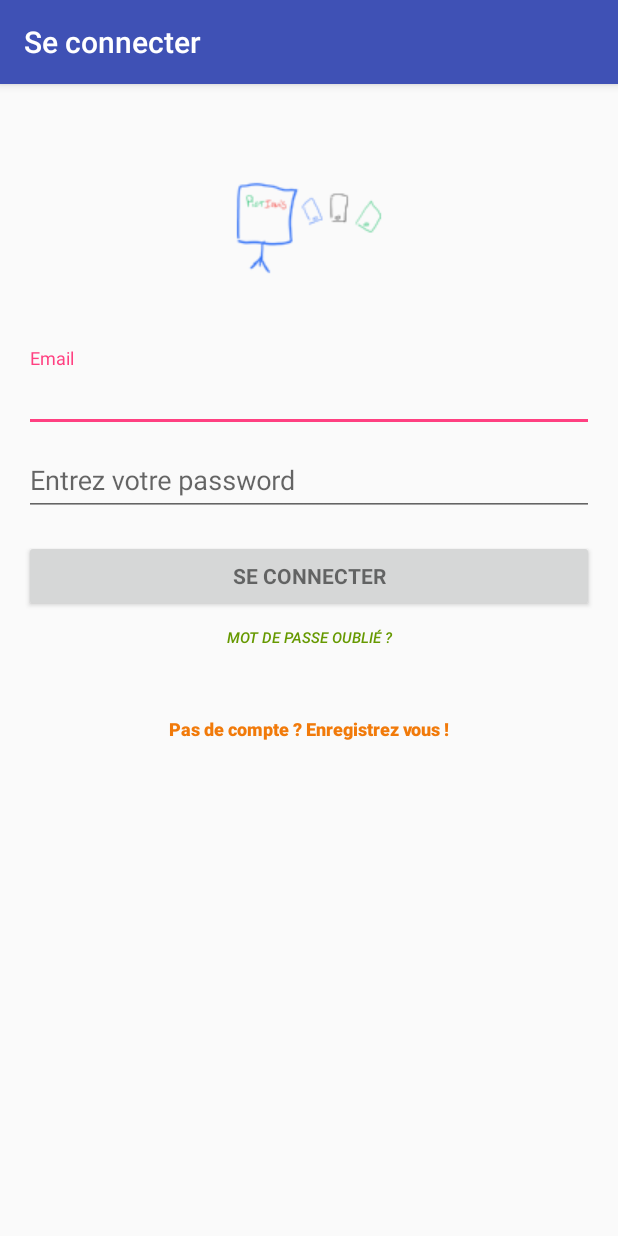
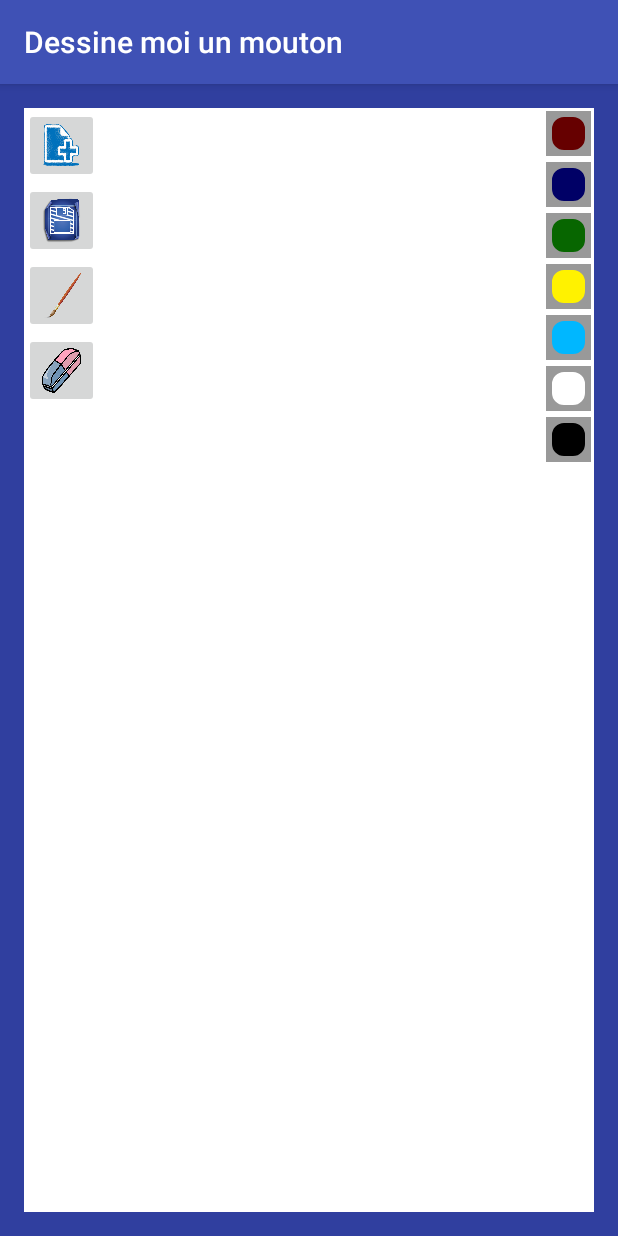
Before and after one commit to addel/Pictionis-android-app, an Android app: the screen it shows after launch (LoginActivity before the commit, DrawingActivity after it), on a phone screen of 412 x 824 dp. Run offline under Robolectric (Android 15) with nearby library versions, the light colour scheme and no system bars.

Commit message:
Drawing view TO DO - reste les boutons - le changement du drawCanvas background - externalise outer activity

```diff
--- /dev/null
+++ b/app/src/main/java/com/theghouls/pictionis/DrawingActivity.java
@@ -0,0 +1,13 @@
+package com.theghouls.pictionis;
+
+import android.support.v7.app.AppCompatActivity;
+import android.os.Bundle;
+
+public class DrawingActivity extends AppCompatActivity {
+
+    @Override
+    protected void onCreate(Bundle savedInstanceState) {
+        super.onCreate(savedInstanceState);
+        setContentView(R.layout.activity_drawing);
+    }
+}
--- /dev/null
+++ b/app/src/main/java/com/theghouls/pictionis/DrawingView.java
@@ -0,0 +1,100 @@
+package com.theghouls.pictionis;
+
+import android.content.Context;
+import android.graphics.Bitmap;
+import android.graphics.Canvas;
+import android.graphics.Paint;
+import android.graphics.Path;
+import android.util.AttributeSet;
+import android.util.Log;
+import android.view.MotionEvent;
+import android.view.View;
+
+public class DrawingView extends View {
+
+    //////////////////////////////
+    /// DECLARATION VARIABLE ////
+    ////////////////////////////
+
+    // la surface sur lequel on va dessiné et qui va s'occuper du transfer a la vue
+    private Canvas drawCanvas;
+
+    // va ajouter les pixel qui vont bien (arg de drawCanvas)
+    private Bitmap canvasBitmap;
+
+    // drawPaint => propieter du dessin (couleur, size ect) / canvasPaint => ce qu'on va dessiné (arg de drawCanvas)
+    private Paint drawPaint, canvasPaint;
+
+    // le tracé du dessin
+    private Path drawPath;
+
+    // coleur de base
+    private int paintColor = 0xFF660000;
+
+
+
+    public DrawingView(Context context, AttributeSet attrs) {
+        super(context, attrs);
+
+        setupDrawing();
+    }
+
+    private void setupDrawing(){
+        drawPath = new Path();
+        drawPaint = new Paint();
+
+        // ici on va pouvoir (plus tard ) modifier les propieter du dessin via saisie utilisateur
+        // pour l'instant en HARD coding
+        drawPaint.setColor(paintColor);
+        drawPaint.setAntiAlias(true);
+        drawPaint.setStrokeWidth(20);
+        drawPaint.setStyle(Paint.Style.STROKE);
+        drawPaint.setStrokeJoin(Paint.Join.ROUND);
+        drawPaint.setStrokeCap(Paint.Cap.ROUND);
+
+        canvasPaint = new Paint(Paint.DITHER_FLAG);
+
+    }
+
+    @Override
+    protected void onSizeChanged(int w, int h, int oldw, int oldh) {
+        super.onSizeChanged(w, h, oldw, oldh);
+
+        // a vous de vous learn sur les bitmap
+        canvasBitmap = Bitmap.createBitmap(w, h, Bitmap.Config.ARGB_8888);
+        drawCanvas = new Canvas(canvasBitmap);
+
+    }
+
+    @Override
+    protected void onDraw(Canvas canvas) {
+        super.onDraw(canvas);
+
+        canvas.drawBitmap(canvasBitmap, 0, 0, canvasPaint);
+        canvas.drawPath(drawPath, drawPaint);
+    }
+
+    @Override
+    public boolean onTouchEvent(MotionEvent event) {
+
+        switch (event.getAction()){
+            case MotionEvent.ACTION_DOWN:
+                drawPath.moveTo(event.getX(), event.getY());
+                break;
+            case MotionEvent.ACTION_MOVE:
+                drawPath.lineTo(event.getX(), event.getY());
+                break;
+            case MotionEvent.ACTION_UP:
+                drawCanvas.drawPath(drawPath, drawPaint);
+                drawPath.reset();
+                break;
+            default:
+                return false;
+
+        }
+
+        invalidate();
+        return true;
+
+    }
+}
--- /dev/null
+++ b/app/src/main/res/drawable/paint.xml
@@ -0,0 +1,25 @@
+<?xml version="1.0" encoding="utf-8"?>
+<layer-list xmlns:android="http://schemas.android.com/apk/res/android" >
+    <item>
+        <shape android:shape="rectangle" >
+            <stroke
+                android:width="4dp"
+                android:color="#FF999999" />
+            <solid android:color="#00000000" />
+            <padding
+                android:bottom="0dp"
+                android:left="0dp"
+                android:right="0dp"
+                android:top="0dp" />
+        </shape>
+    </item>
+    <item>
+        <shape xmlns:android="http://schemas.android.com/apk/res/android" >
+            <stroke
+                android:width="4dp"
+                android:color="#FF999999" />
+            <solid android:color="#00000000" />
+            <corners android:radius="10dp" />
+        </shape>
+    </item>
+</layer-list>
--- /dev/null
+++ b/app/src/main/res/layout/activity_drawing.xml
@@ -0,0 +1,132 @@
+<?xml version="1.0" encoding="utf-8"?>
+<RelativeLayout xmlns:android="http://schemas.android.com/apk/res/android"
+    xmlns:tools="http://schemas.android.com/tools"
+    xmlns:app="http://schemas.android.com/apk/res-auto"
+    android:id="@+id/activity_drawing"
+    android:layout_width="match_parent"
+    android:layout_height="match_parent"
+    android:paddingBottom="@dimen/activity_vertical_margin"
+    android:paddingLeft="@dimen/activity_horizontal_margin"
+    android:paddingRight="@dimen/activity_horizontal_margin"
+    android:paddingTop="@dimen/activity_vertical_margin"
+    tools:context="com.theghouls.pictionis.DrawingActivity"
+    android:background="@color/colorPrimaryDark">
+
+    <com.theghouls.pictionis.DrawingView
+        android:layout_width="match_parent"
+        android:layout_height="match_parent"
+        android:id="@+id/drawing"
+        android:background="@color/common_google_signin_btn_text_dark_default" />
+
+    <LinearLayout
+        android:layout_width="50dp"
+        android:layout_height="wrap_content"
+        android:orientation="vertical">
+
+
+        <ImageButton
+            android:layout_width="match_parent"
+            app:srcCompat="@drawable/new_paint"
+            android:id="@+id/btnNew_paint"
+            android:layout_height="50dp"
+            android:scaleType="fitXY"
+            android:adjustViewBounds="true" />
+        <ImageButton
+            android:layout_width="match_parent"
+            app:srcCompat="@drawable/save"
+            android:id="@+id/btnSave"
+            android:layout_height="50dp"
+            android:scaleType="fitXY"
+            android:adjustViewBounds="true" />
+        <ImageButton
+            android:layout_width="match_parent"
+            app:srcCompat="@drawable/brush"
+            android:id="@+id/btnBrush"
+            android:layout_height="50dp"
+            android:scaleType="fitXY"
+            android:adjustViewBounds="true" />
+        <ImageButton
+            android:layout_width="match_parent"
+            app:srcCompat="@drawable/erase"
+            android:id="@+id/btnErase"
+            android:layout_height="50dp"
+            android:scaleType="fitXY"
+            android:adjustViewBounds="true" />
+
+    </LinearLayout>
+
+    <LinearLayout
+        android:layout_width="wrap_content"
+        android:layout_height="wrap_content"
+        android:orientation="vertical"
+        android:layout_alignParentRight="true"
+        android:id="@+id/paint_colors">
+
+
+        <ImageButton
+            android:layout_width="@dimen/large_brush"
+            android:layout_height="@dimen/large_brush"
+            android:background="#FF660000"
+            android:layout_margin="2dp"
+            android:contentDescription="@string/paint"
+            android:onClick="paintClicked"
+            android:src="@drawable/paint"
+            android:tag="#FF660000"/>
+        <ImageButton
+            android:layout_width="@dimen/large_brush"
+            android:layout_height="@dimen/large_brush"
+            android:background="#FF000066"
+            android:layout_margin="2dp"
+            android:contentDescription="@string/paint"
+            android:onClick="paintClicked"
+            android:src="@drawable/paint"
+            android:tag="#FF000066"/>
+        <ImageButton
+            android:layout_width="@dimen/large_brush"
+            android:layout_height="@dimen/large_brush"
+            android:background="#FF076600"
+            android:layout_margin="2dp"
+            android:contentDescription="@string/paint"
+            android:onClick="paintClicked"
+            android:src="@drawable/paint"
+            android:tag="#FF076600"/>
+        <ImageButton
+            android:layout_width="@dimen/large_brush"
+            android:layout_height="@dimen/large_brush"
+            android:background="#fff200"
+            android:layout_margin="2dp"
+            android:contentDescription="@string/paint"
+            android:onClick="paintClicked"
+            android:src="@drawable/paint"
+            android:tag="#fff200"/>
+        <ImageButton
+            android:layout_width="@dimen/large_brush"
+            android:layout_height="@dimen/large_brush"
+            android:background="#FF00B7FF"
+            android:layout_margin="2dp"
+            android:contentDescription="@string/paint"
+            android:onClick="paintClicked"
+            android:src="@drawable/paint"
+            android:tag="#FF00B7FF"/>
+        <ImageButton
+            android:layout_width="@dimen/large_brush"
+            android:layout_height="@dimen/large_brush"
+            android:background="#FFFFFFFF"
+            android:layout_margin="2dp"
+            android:contentDescription="@string/paint"
+            android:onClick="paintClicked"
+            android:src="@drawable/paint"
+            android:tag="#FFFFFFFF"/>
+        <ImageButton
+            android:layout_width="@dimen/large_brush"
+            android:layout_height="@dimen/large_brush"
+            android:background="#FF000000"
+            android:layout_margin="2dp"
+            android:contentDescription="@string/paint"
+            android:onClick="paintClicked"
+            android:src="@drawable/paint"
+            android:tag="#FF000000"/>
+
+    </LinearLayout>
+
+</RelativeLayout>
--- /dev/null
+++ b/app/src/main/res/layout/view_drawing.xml
@@ -0,0 +1,9 @@
+<?xml version="1.0" encoding="utf-8"?>
+<RelativeLayout xmlns:android="http://schemas.android.com/apk/res/android"
+    android:layout_width="match_parent"
+    android:layout_height="match_parent"
+    xmlns:tools="http://schemas.android.com/tools"
+    android:background="@color/common_plus_signin_btn_text_dark_disabled"
+    tools:context=".DrawingActivity">
+
+</RelativeLayout>
--- a/app/src/main/res/values/dimens.xml
+++ b/app/src/main/res/values/dimens.xml
@@ -3,4 +3,10 @@
     <dimen name="activity_horizontal_margin">16dp</dimen>
     <dimen name="activity_vertical_margin">16dp</dimen>
     <dimen name="textSizebtnForget">10sp</dimen>
+    <dimen name="small_brush">10dp</dimen>
+    <integer name="small_size">10</integer>
+    <dimen name="medium_brush">20dp</dimen>
+    <integer name="medium_size">20</integer>
+    <dimen name="large_brush">30dp</dimen>
+    <integer name="large_size">30</integer>
 </resources>
--- a/app/src/main/res/values/strings.xml
+++ b/app/src/main/res/values/strings.xml
@@ -19,8 +19,7 @@
     <string name="error_invalid_password">Ce mot de passe est trop court </string>
     <string name="error_incorrect_password">Mot de passe incorrect</string>
     <string name="error_field_required">Ce champs est requis</string>
-    <string name="permission_rationale">"Permission requie"
-    </string>
+    <string name="permission_rationale">"Permission requie"</string>
     <string name="btnlogin">Se connecter</string>
     <string name="btnAlreadyAccount">J\'ai déja un compte !</string>
     <string name="btnNotHaveAccount">Pas de compte ? Enregistrez vous !</string>
@@ -28,4 +27,12 @@
     <string name="dialog_reset_title">Mot de passe oublié ?</string>
     <string name="failToSendResetMail">Echec Lors de l\'envoi du mail !</string>
     <string name="loggout_btn">Se déconnecter</string>
+
+    <!-- drawing -->
+    <string name="start_new">Nouveau dessin</string>
+    <string name="brush">Pinceau</string>
+    <string name="erase">Effacer</string>
+    <string name="save">Sauvegarder</string>
+    <string name="paint">Peindre</string>
+    <string name="drawing_view_title">Dessine moi un mouton</string>
 </resources>
```
Also changed, not shown: app/src/main/AndroidManifest.xml (+10 -7 lines), app/src/main/res/drawable/brush.png (added), app/src/main/res/drawable/erase.png (added), app/src/main/res/drawable/new_paint.png (added), app/src/main/res/drawable/save.png (added), 2 other files.
